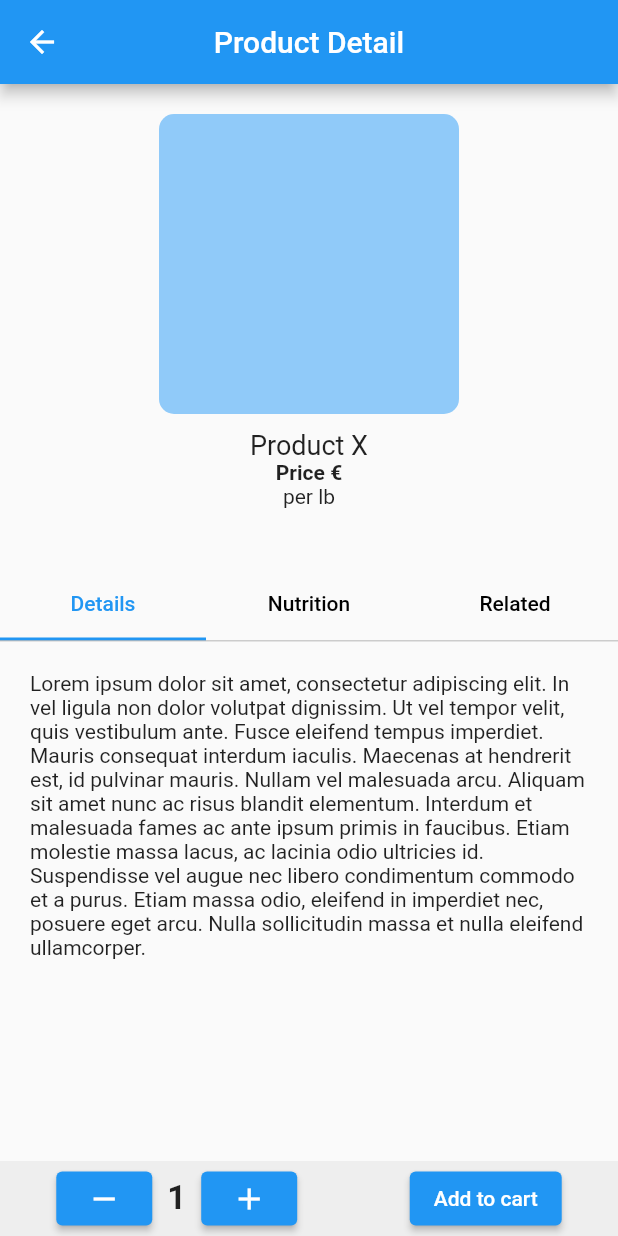
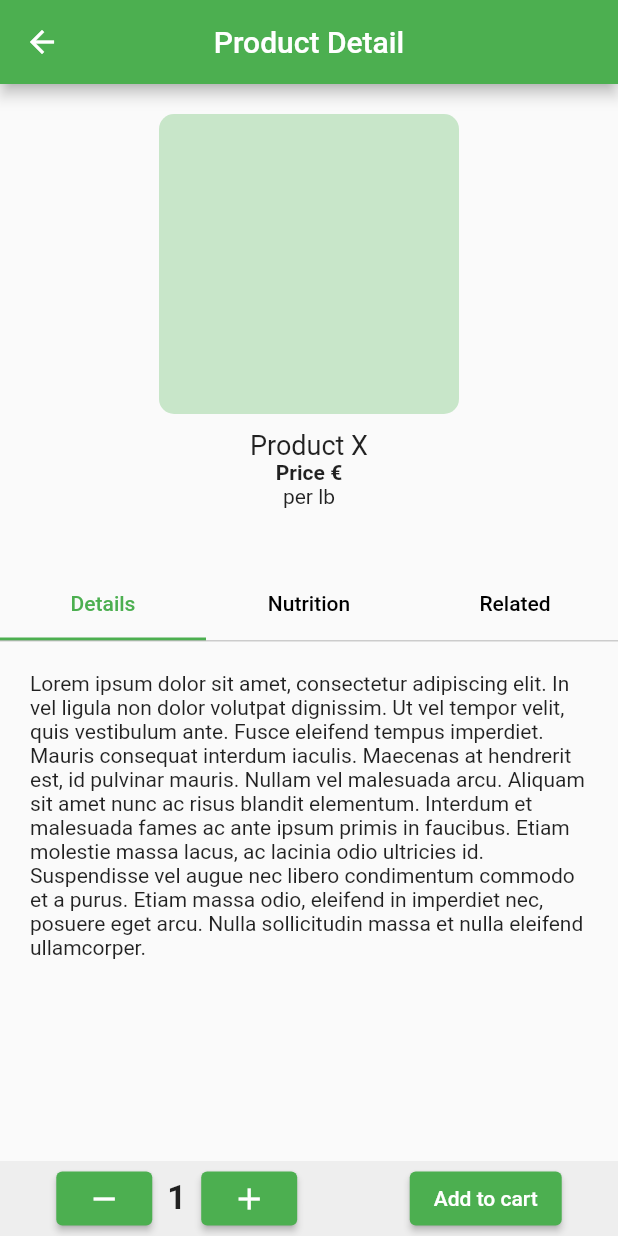
Before and after one commit to antoinebarbier022/app-marche-en-ligne, a Flutter app: the ProductDetailPage screen opened directly, on a phone screen of 412 x 824 dp. Run offline on Flutter 3.47's test engine with Material 2 defaults, Android fonts, the phone set to English and light mode, and no system bars; our stand-ins replace firebase_core; accounts and stored records are empty.

Commit message:
Changement couleur principale du thème

```diff
--- a/lib/main.dart
+++ b/lib/main.dart
@@ -22,7 +22,8 @@ class MyApp extends StatelessWidget {
       title: 'Online Market',
       debugShowCheckedModeBanner: true,
       theme: ThemeData(
-        primarySwatch: Colors.blue,
+        primarySwatch: Colors.green,
+        //scaffoldBackgroundColor: Colors.grey[50]
       ),
       home: HomePage(title: 'Online Market'),
     );
--- a/lib/view/pages/product_detail_page.dart
+++ b/lib/view/pages/product_detail_page.dart
@@ -26,7 +26,7 @@ class ProductDetailPage extends StatelessWidget {
                 aspectRatio: 1 / 1,
                 child: Container(
                   decoration: BoxDecoration(
-                    color: Colors.blue[200],
+                    color: Theme.of(context).primaryColorLight,
                     borderRadius: BorderRadius.circular(10),
                   ),
                 ),
@@ -48,10 +48,10 @@ class ProductDetailPage extends StatelessWidget {
                 child: Column(
                     crossAxisAlignment: CrossAxisAlignment.stretch,
                     children: <Widget>[
-                      const TabBar(
-                        labelColor: Colors.blue,
+                      TabBar(
+                        labelColor: Theme.of(context).primaryColor,
                         unselectedLabelColor: Colors.black,
-                        tabs: [
+                        tabs: const [
                           Tab(text: 'Details'),
                           Tab(text: 'Nutrition'),
                           Tab(text: 'Related'),
--- a/lib/view/widgets/items/cart_item_widget.dart
+++ b/lib/view/widgets/items/cart_item_widget.dart
@@ -28,7 +28,7 @@ class CartItem extends StatelessWidget {
                   child: Container(
                     margin: const EdgeInsets.all(10),
                     decoration: BoxDecoration(
-                      color: Colors.blue[200],
+                      color: Theme.of(context).primaryColorLight,
                       borderRadius: BorderRadius.circular(5),
                     ),
                   ),
--- a/lib/view/widgets/shopping_list_widget.dart
+++ b/lib/view/widgets/shopping_list_widget.dart
@@ -42,7 +42,7 @@ class ShoppingList extends StatelessWidget {
                   itemBuilder: (context, index) {
                     return ShoppingItem(
                       title: list[index].title,
-                      color: Colors.red,
+                      color: Theme.of(context).primaryColorLight,
                       nbItem:list[index].nbItem,
                       );
                   },
--- a/lib/view/widgets/sidebar_widget.dart
+++ b/lib/view/widgets/sidebar_widget.dart
@@ -11,7 +11,7 @@ class SideBar extends StatelessWidget {
       width:250,
       child: Drawer(
         child: Material(
-          color: Theme.of(context).primaryColor,
+          color: Theme.of(context).primaryColorDark,
           child: ListView(
             padding: const EdgeInsets.only(top: 70.0),
             children: ListTile.divideTiles(context: context, tiles: [
```
